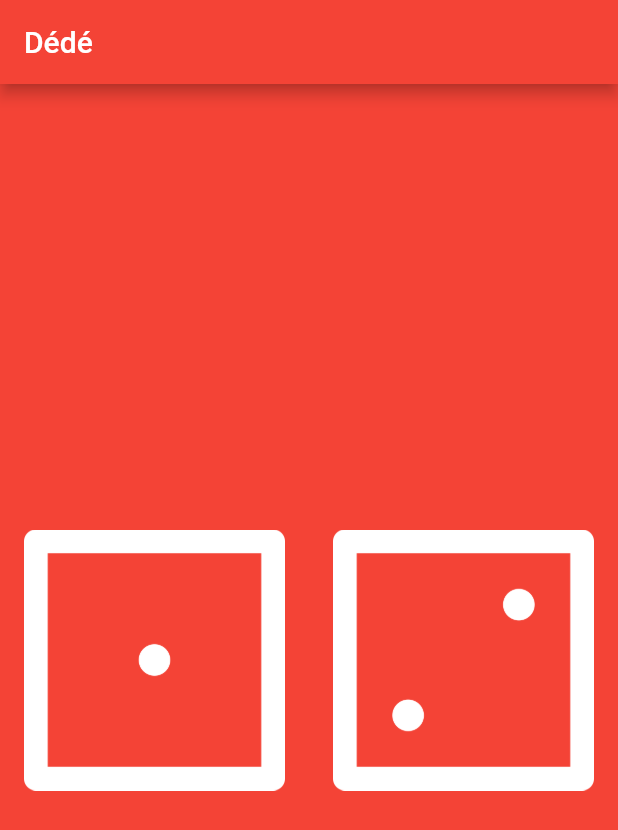
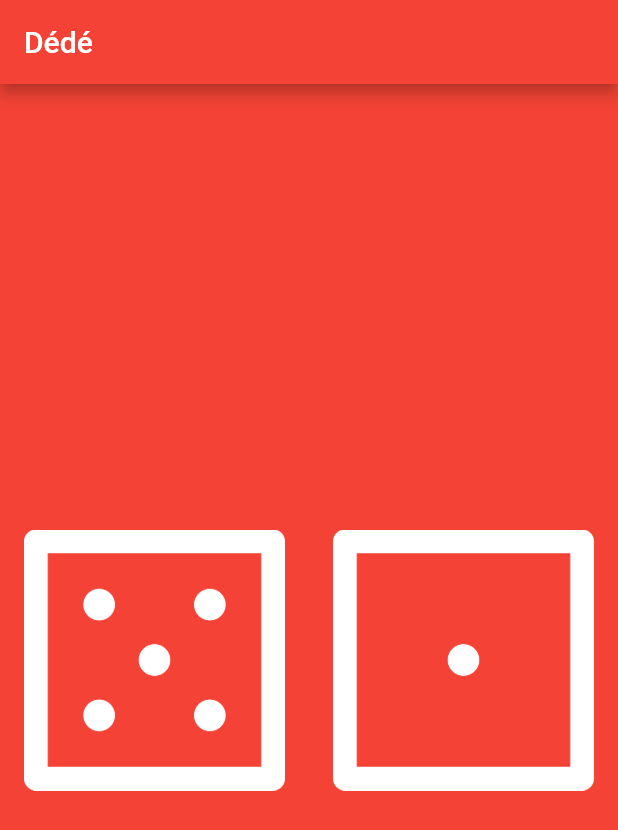
Before and after one commit to ZephirSD/dede, a Flutter app: the screen it shows after launch, on a phone screen of 412 x 824 dp. Shown: the top 830 px of the screen. Run offline on Flutter 3.47's test engine with Material 2 defaults, Android fonts, the phone set to English and light mode, and no system bars.

Commit message:
Modifier la face du dé

```diff
--- a/lib/main.dart
+++ b/lib/main.dart
@@ -16,6 +16,7 @@ void main() {
 }
 
 class DicePage extends StatelessWidget {
+  int leftDiceNumber = 5;
   @override
   Widget build(BuildContext context) {
     return Container(
@@ -26,7 +27,7 @@ class DicePage extends StatelessWidget {
             child: Padding(
               padding: EdgeInsets.all(16),
               child: Image.asset(
-                'images/dice1.png',
+                'images/dice$leftDiceNumber.png',
               ),
             ),
           ),
@@ -35,7 +36,7 @@ class DicePage extends StatelessWidget {
             child: Padding(
               padding: EdgeInsets.all(16),
               child: Image.asset(
-                'images/dice2.png',
+                'images/dice1.png',
               ),
             ),
           ),
```
